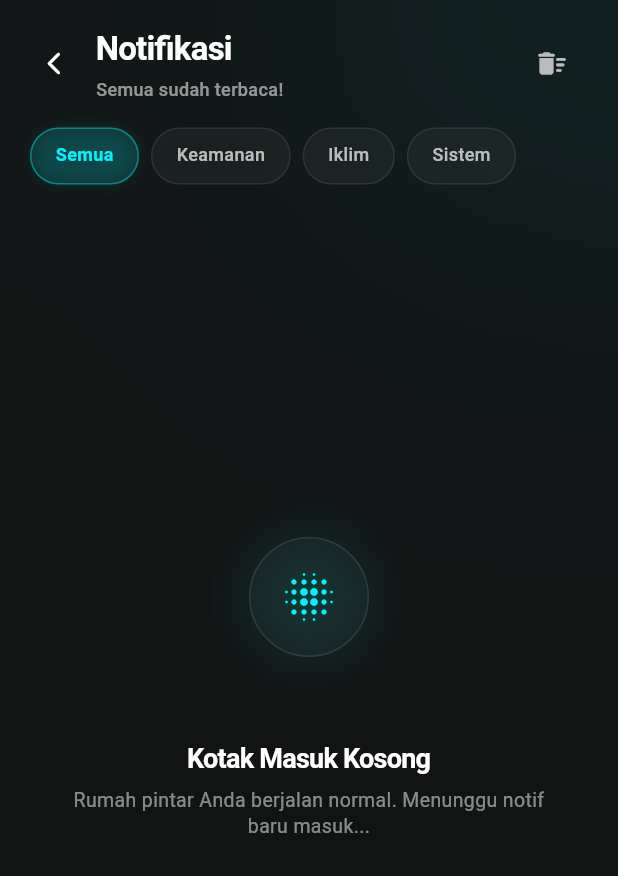
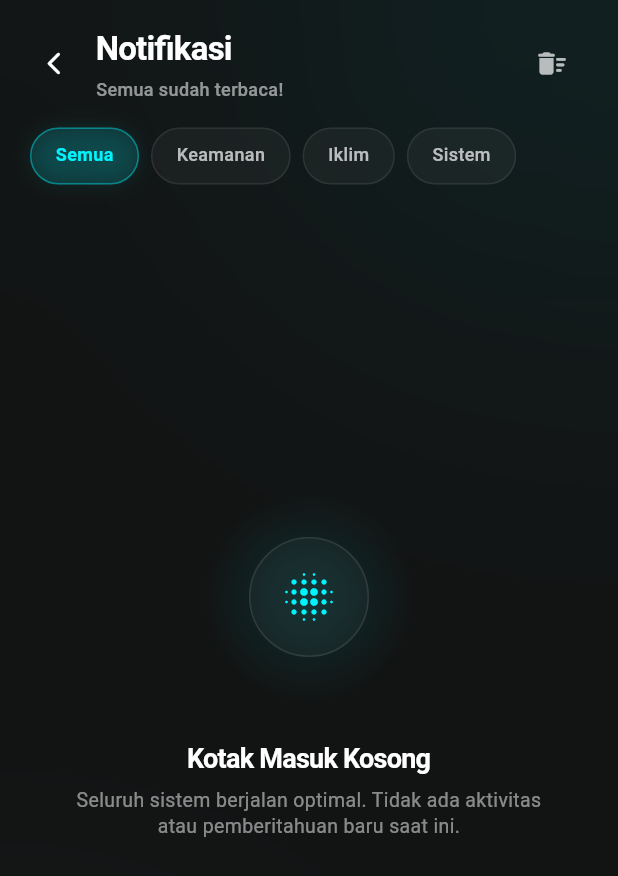
Before and after one commit to RafaEnricoo/otter_app, a Flutter app: the NotificationScreen screen opened directly, on a phone screen of 412 x 824 dp. Shown: the top 876 px of the screen. Run offline on Flutter 3.47's test engine with Material 3 defaults, Android fonts, the phone set to English and light mode, and no system bars; our stand-ins replace audioplayers, firebase_core, firebase_database, flutter_tts, speech_to_text, vibration; accounts and stored records are empty; Roboto replaces fonts that are missing (Sora).

Commit message:
style: professionalize empty state notification description

```diff
--- a/lib/screens/notification_screen.dart
+++ b/lib/screens/notification_screen.dart
@@ -428,7 +428,7 @@ class _NotificationScreenState extends State<NotificationScreen> with SingleTick
               Padding(
                 padding: const EdgeInsets.symmetric(horizontal: 40.0),
                 child: Text(
-                  'Rumah pintar Anda berjalan normal. Menunggu notif baru masuk...',
+                  'Seluruh sistem berjalan optimal. Tidak ada aktivitas atau pemberitahuan baru saat ini.',
                   textAlign: TextAlign.center,
                   style: TextStyle(
                     fontSize: 13,
```
